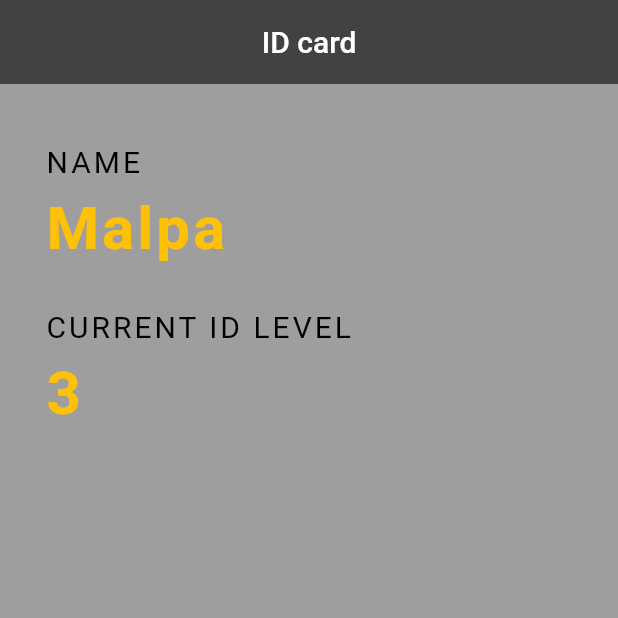
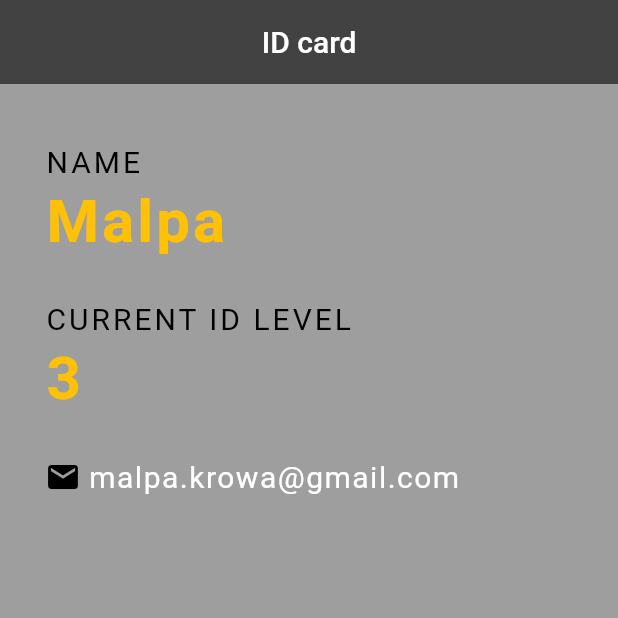
Before and after one commit to adrian-szwejk/id_project, a Flutter app: the screen it shows after launch, on a phone screen of 412 x 824 dp, the top half of it. Run offline on Flutter 3.47's test engine with Material 2 defaults, Android fonts, the phone set to English and light mode, and no system bars.

Commit message:
added email section w/ email and icon

```diff
--- a/lib/main.dart
+++ b/lib/main.dart
@@ -23,8 +23,8 @@ class Card extends StatelessWidget {
         padding: const EdgeInsets.fromLTRB(30.0, 40.0, 30.0, 10.0),
         child: Column(
           crossAxisAlignment: CrossAxisAlignment.start,
-          children: const <Widget>[
-            Text(
+          children: <Widget>[
+            const Text(
               "NAME",
               style: TextStyle(
                 fontSize: 20.0,
@@ -32,8 +32,8 @@ class Card extends StatelessWidget {
                 letterSpacing: 2.0,
               ),
             ),
-            SizedBox(height: 10.0),
-            Text(
+            const SizedBox(height: 5.0),
+            const Text(
               "Malpa",
               style: TextStyle(
                 fontSize: 40.0,
@@ -42,8 +42,8 @@ class Card extends StatelessWidget {
                 fontWeight: FontWeight.bold,
               ),
             ),
-            SizedBox(height: 30.0),
-            Text(
+            const SizedBox(height: 30.0),
+            const Text(
               "CURRENT ID LEVEL",
               style: TextStyle(
                 fontSize: 20.0,
@@ -51,8 +51,8 @@ class Card extends StatelessWidget {
                 letterSpacing: 2.0,
               ),
             ),
-            SizedBox(height: 10.0),
-            Text(
+            const SizedBox(height: 5.0),
+            const Text(
               "3",
               style: TextStyle(
                 fontSize: 40.0,
@@ -61,7 +61,24 @@ class Card extends StatelessWidget {
                 fontWeight: FontWeight.bold,
               ),
             ),
-            SizedBox(height: 30.0),
+            const SizedBox(height: 30.0),
+            Row(
+              children: const <Widget>[
+                Icon(
+                  Icons.email,
+                  color: Colors.black,
+                ),
+                SizedBox(width: 5.0),
+                Text(
+                  "malpa.krowa@gmail.com",
+                  style: TextStyle(
+                    color: Colors.white,
+                    fontSize: 20.0,
+                    letterSpacing: 1.0,
+                  ),
+                ),
+              ],
+            ),
           ],
         ),
       ),
```
